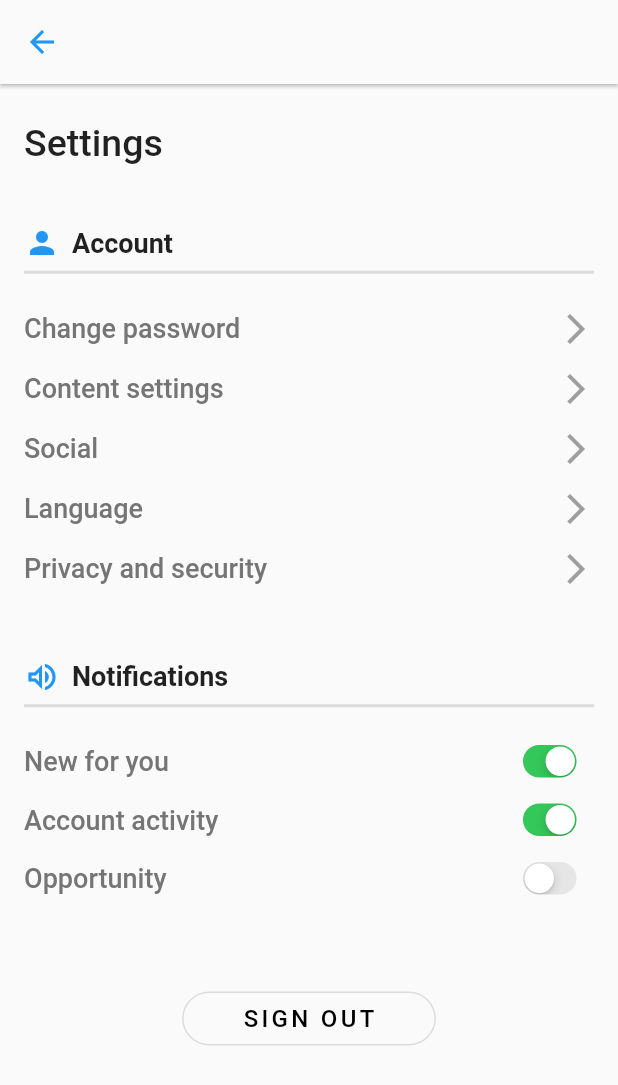
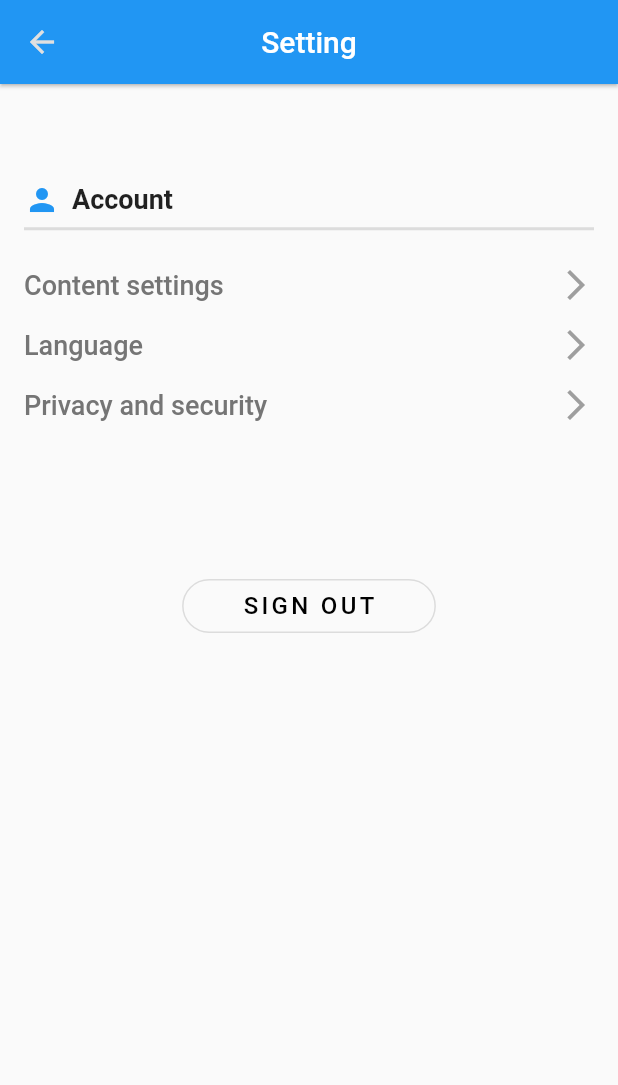
Before and after one commit to Meti-Adane/road-side, a Flutter app: the screen it shows after launch, on a phone screen of 412 x 824 dp. Shown: the top 1085 px of the screen. Run offline on Flutter 3.47's test engine with Material 2 defaults, Android fonts, the phone set to English and light mode, and no system bars; our stand-ins replace auto_route, bloc, carousel_slider, dartz, flutter_bloc, font_awesome_flutter and 3 more.

Commit message:
setting screen Color correction

```diff
--- a/road_side_UI/lib/presentation/setting/setting_screen.dart
+++ b/road_side_UI/lib/presentation/setting/setting_screen.dart
@@ -1,5 +1,6 @@
 import 'package:flutter/cupertino.dart';
 import 'package:flutter/material.dart';
+import 'package:road_side/util/const.dart';
 
 class SettingsPage extends StatefulWidget {
   @override
@@ -11,7 +12,9 @@ class _SettingsPageState extends State<SettingsPage> {
   Widget build(BuildContext context) {
     return Scaffold(
       appBar: AppBar(
-        backgroundColor: Theme.of(context).scaffoldBackgroundColor,
+        backgroundColor: Theme.of(context).accentColor,
+        title: Text(Constants.settings),
+        centerTitle: true,
         elevation: 1,
         leading: IconButton(
           onPressed: () {
@@ -19,7 +22,7 @@ class _SettingsPageState extends State<SettingsPage> {
           },
           icon: Icon(
             Icons.arrow_back,
-            color: Colors.blue,
+            color: Theme.of(context).buttonColor,
           ),
         ),
       ),
@@ -27,10 +30,12 @@ class _SettingsPageState extends State<SettingsPage> {
         padding: EdgeInsets.only(left: 16, top: 25, right: 16),
         child: ListView(
           children: [
-            Text(
-              "Settings",
-              style: TextStyle(fontSize: 25, fontWeight: FontWeight.w500),
-            ),
+            // Center(
+            //   child: Text(
+            //     "Settings",
+            //     style: TextStyle(fontSize: 35, fontWeight: FontWeight.w600),
+            //   ),
+            // ),
             SizedBox(
               height: 40,
             ),
@@ -38,7 +43,7 @@ class _SettingsPageState extends State<SettingsPage> {
               children: [
                 Icon(
                   Icons.person,
-                  color: Colors.blue,
+                  color: Theme.of(context).accentColor,
                 ),
                 SizedBox(
                   width: 8,
@@ -56,39 +61,37 @@ class _SettingsPageState extends State<SettingsPage> {
             SizedBox(
               height: 10,
             ),
-            buildAccountOptionRow(context, "Change password"),
             buildAccountOptionRow(context, "Content settings"),
-            buildAccountOptionRow(context, "Social"),
             buildAccountOptionRow(context, "Language"),
             buildAccountOptionRow(context, "Privacy and security"),
             SizedBox(
               height: 40,
             ),
-            Row(
-              children: [
-                Icon(
-                  Icons.volume_up_outlined,
-                  color: Colors.blue,
-                ),
-                SizedBox(
-                  width: 8,
-                ),
-                Text(
-                  "Notifications",
-                  style: TextStyle(fontSize: 18, fontWeight: FontWeight.bold),
-                ),
-              ],
-            ),
-            Divider(
-              height: 15,
-              thickness: 2,
-            ),
-            SizedBox(
-              height: 10,
-            ),
-            buildNotificationOptionRow("New for you", true),
-            buildNotificationOptionRow("Account activity", true),
-            buildNotificationOptionRow("Opportunity", false),
+            // Row(
+            //   children: [
+            // Icon(
+            //   Icons.volume_up_outlined,
+            //   color: Theme.of(context).accentColor,
+            // ),
+            //     SizedBox(
+            //       width: 8,
+            //     ),
+            //     Text(
+            //       "Notifications",
+            //       style: TextStyle(fontSize: 18, fontWeight: FontWeight.bold),
+            //     ),
+            //   ],
+            // ),
+            // Divider(
+            //   height: 15,
+            //   thickness: 2,
+            // ),
+            // SizedBox(
+            //   height: 10,
+            // ),
+            // buildNotificationOptionRow("New for you", true),
+            // buildNotificationOptionRow("Account activity", true),
+            // buildNotificationOptionRow("Opportunity", false),
             SizedBox(
               height: 50,
             ),
```
